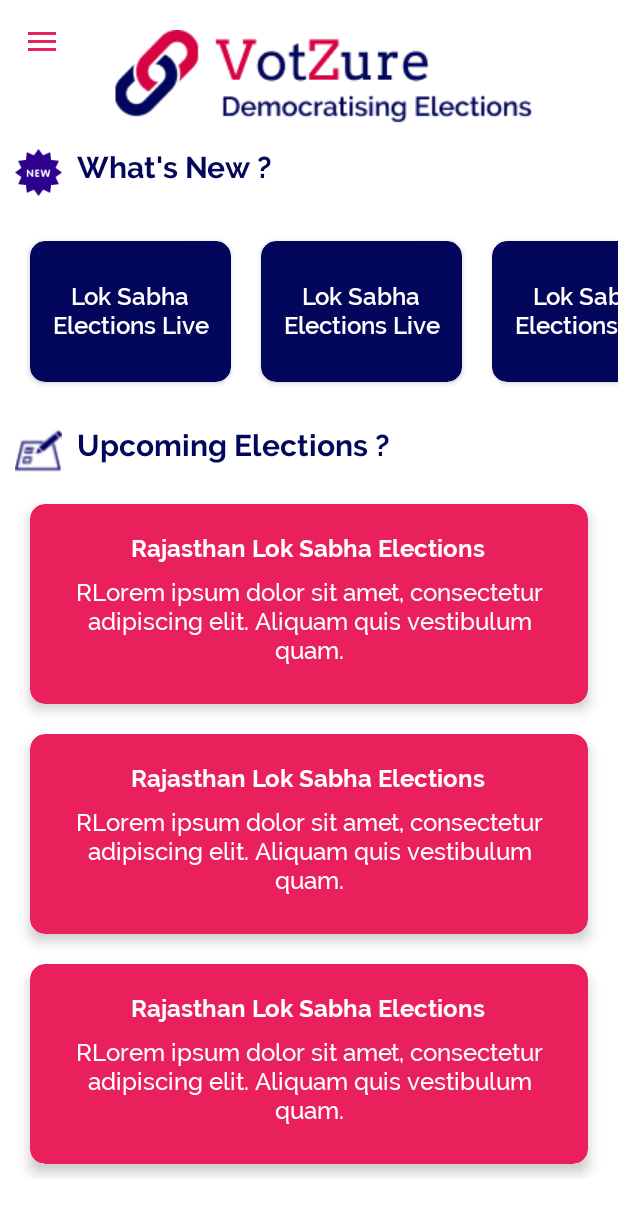
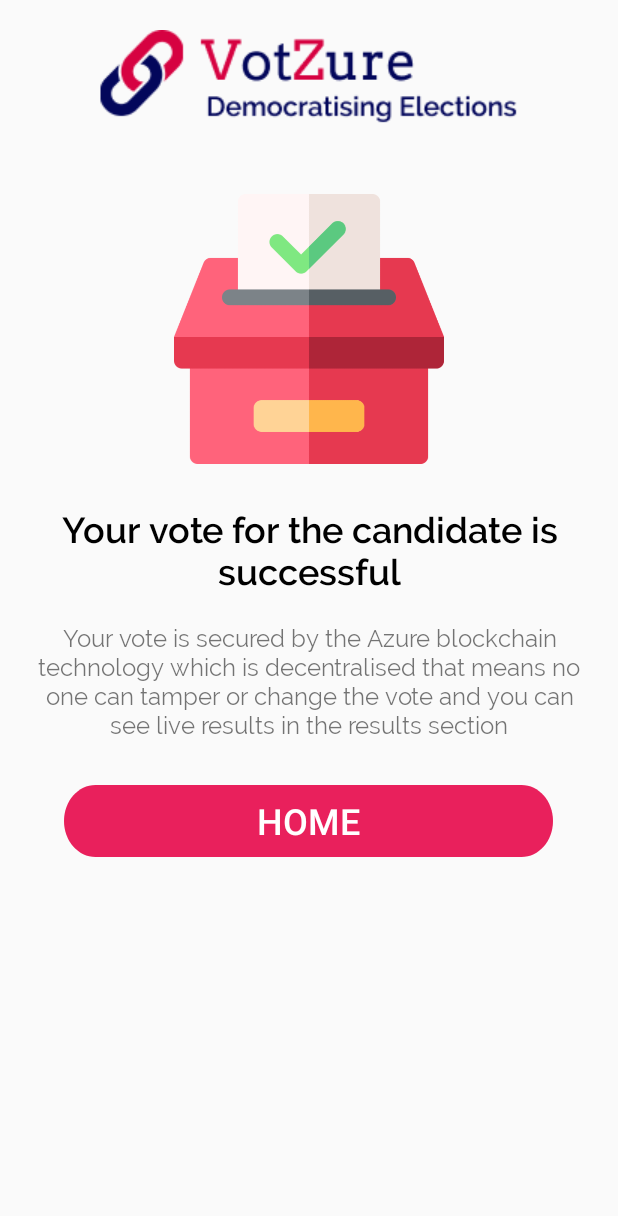
Before and after one commit to nipun1999/Codefundo3FT, an Android app: the screen it shows after launch (HomeActivity before the commit, Vote_Successful_Activity after it), in the side drawer, after a tap on "Tools", on a phone screen of 412 x 824 dp. Shown: the top 1216 px of the screen. Run offline under Robolectric (Android 15) with nearby library versions, the phone set to English and light mode, and no system bars.

Commit message:
more designs added

```diff
--- a/app/src/main/java/com/codefundoblockchain/voting/Activity/HomeActivity.java
+++ b/app/src/main/java/com/codefundoblockchain/voting/Activity/HomeActivity.java
@@ -1,5 +1,6 @@
 package com.codefundoblockchain.voting.Activity;
 
+import android.content.Intent;
 import android.os.Bundle;
 import android.support.design.widget.FloatingActionButton;
 import android.support.design.widget.Snackbar;
@@ -90,9 +91,17 @@ public class HomeActivity extends AppCompatActivity
 
         } else if (id == R.id.nav_slideshow) {
 
+            transaction.replace(R.id.content, new Candidate_detail_fragment()).addToBackStack("tag").commit();
+
         } else if (id == R.id.nav_manage) {
 
+            Intent intent = new Intent(HomeActivity.this,Vote_Successful_Activity.class);
+            startActivity(intent);
+
         } else if (id == R.id.nav_share) {
+
+            Intent intent = new Intent(HomeActivity.this,Pin_Verification_Activity.class);
+            startActivity(intent);
 
         } else if (id == R.id.nav_send) {
 
--- /dev/null
+++ b/app/src/main/java/com/codefundoblockchain/voting/Activity/Vote_Successful_Activity.java
@@ -0,0 +1,15 @@
+package com.codefundoblockchain.voting.Activity;
+
+import android.support.v7.app.AppCompatActivity;
+import android.os.Bundle;
+
+import com.codefundoblockchain.voting.R;
+
+public class Vote_Successful_Activity extends AppCompatActivity {
+
+    @Override
+    protected void onCreate(Bundle savedInstanceState) {
+        super.onCreate(savedInstanceState);
+        setContentView(R.layout.activity_vote__successful_);
+    }
+}
--- /dev/null
+++ b/app/src/main/res/layout/activity_vote__successful_.xml
@@ -0,0 +1,58 @@
+<?xml version="1.0" encoding="utf-8"?>
+<LinearLayout xmlns:android="http://schemas.android.com/apk/res/android"
+    xmlns:app="http://schemas.android.com/apk/res-auto"
+    xmlns:tools="http://schemas.android.com/tools"
+    android:layout_width="match_parent"
+    android:layout_height="match_parent"
+    android:orientation="vertical"
+    tools:context=".Activity.Vote_Successful_Activity">
+
+
+    <ImageView
+        android:layout_width="match_parent"
+        android:layout_height="wrap_content"
+        android:src="@drawable/logo"
+        android:layout_marginTop="20dp"/>
+
+
+    <ImageView
+        android:layout_width="185dp"
+        android:layout_height="180dp"
+        android:layout_gravity="center"
+        android:src="@drawable/voting"
+        android:layout_marginTop="40dp"/>
+
+    <TextView
+        android:layout_width="wrap_content"
+        android:layout_height="wrap_content"
+        android:gravity="center"
+        android:textSize="24dp"
+        android:textColor="@android:color/black"
+        android:layout_gravity="center"
+        android:fontFamily="@font/ralewaysemibold"
+        android:layout_marginTop="30dp"
+        android:text="Your vote for the candidate is successful"/>
+
+    <TextView
+        android:layout_width="wrap_content"
+        android:layout_height="wrap_content"
+        android:textAlignment="center"
+        android:layout_marginTop="20dp"
+        android:layout_marginLeft="20dp"
+        android:layout_marginRight="20dp"
+        android:fontFamily="@font/ralewayregular"
+        android:textSize="16dp"
+        android:text="Your vote is secured by the Azure blockchain technology which is decentralised that means no one can tamper or change the vote and you can see live results in the results section"/>
+
+
+    <Button
+        android:layout_width="wrap_content"
+        android:layout_height="wrap_content"
+        android:layout_gravity="center"
+        android:layout_marginTop="30dp"
+        android:textSize="24dp"
+        android:textColor="@android:color/white"
+        android:text="HOME"
+        android:background="@drawable/curved_pink_button"/>
+
+</LinearLayout>
```
Also changed, not shown: app/src/main/AndroidManifest.xml (+5 -3 lines), app/src/main/java/com/codefundoblockchain/voting/Activity/Candidate_detail_fragment.java (added, +30 -0 lines), app/src/main/java/com/codefundoblockchain/voting/Activity/Pin_Verification_Activity.java (added, +15 -0 lines), app/src/main/res/drawable/candidate_detials_edttxt.xml (added, +23 -0 lines), app/src/main/res/layout/activity_pin__verification_.xml (added, +114 -0 lines), app/src/main/res/layout/fragment_candidate_detail_fragment.xml (added, +105 -0 lines).
